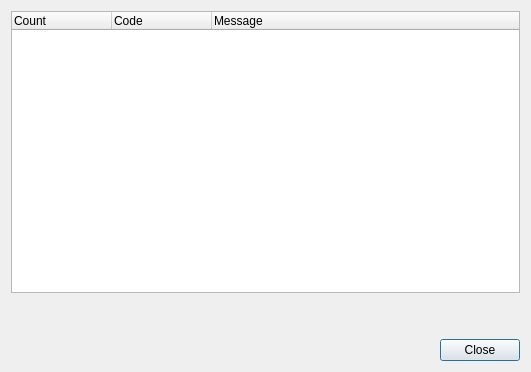
Qt form Plugins/CheckerPlugins/CodeStyleChecker/CodeStyleStatisticsDialog.ui (testmana2/test) before a commit.
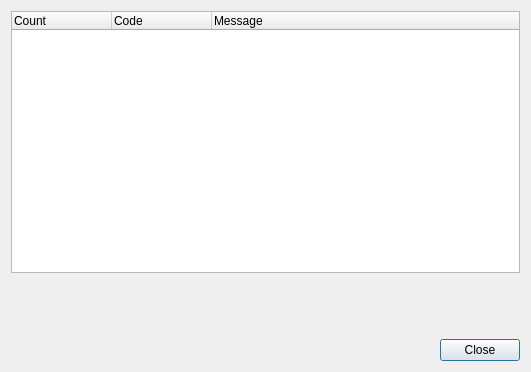
The same form after that commit.

Commit message: Improved the code style checker to show statistics about ignored issues and to show ignored issues in the result list.

```diff
--- a/Plugins/CheckerPlugins/CodeStyleChecker/CodeStyleStatisticsDialog.ui
+++ b/Plugins/CheckerPlugins/CodeStyleChecker/CodeStyleStatisticsDialog.ui
@@ -45,32 +45,19 @@
    <item>
     <layout class="QGridLayout" name="gridLayout">
      <item row="0" column="0">
-      <widget class="QLabel" name="filesChecked">
-       <property name="text">
-        <string/>
-       </property>
-      </widget>
+      <widget class="QLabel" name="filesChecked"/>
      </item>
      <item row="0" column="1">
-      <widget class="QLabel" name="filesIssues">
-       <property name="text">
-        <string/>
-       </property>
-      </widget>
+      <widget class="QLabel" name="filesIssues"/>
      </item>
      <item row="1" column="0">
-      <widget class="QLabel" name="totalIssues">
-       <property name="text">
-        <string/>
-       </property>
-      </widget>
+      <widget class="QLabel" name="totalIssues"/>
      </item>
      <item row="1" column="1">
-      <widget class="QLabel" name="fixedIssues">
-       <property name="text">
-        <string/>
-       </property>
-      </widget>
+      <widget class="QLabel" name="ignoredIssues"/>
+     </item>
+     <item row="2" column="0">
+      <widget class="QLabel" name="fixedIssues"/>
      </item>
     </layout>
    </item>
```
The commit also changes 20 other files.
